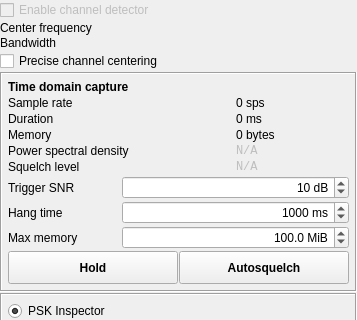
The window that ui/InspectorPanel.ui (BatchDrake/SigDigger) describes before a commit, drawn with Qt 5; both pictures show x 0 to 357 and y 0 to 320 of the 357 by 468 pixel window.
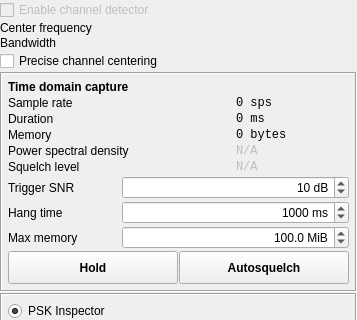
The same window after the commit. Custom widgets are drawn as their Qt base class.

The edit to the form file:
```diff
--- a/ui/InspectorPanel.ui
+++ b/ui/InspectorPanel.ui
@@ -45,8 +45,8 @@
        <rect>
         <x>0</x>
         <y>0</y>
-        <width>357</width>
-        <height>468</height>
+        <width>343</width>
+        <height>504</height>
        </rect>
       </property>
       <layout class="QGridLayout" name="gridLayout_4">
@@ -225,6 +225,11 @@
           </property>
           <item row="2" column="2">
            <widget class="QLabel" name="sampleRateLabel">
+            <property name="font">
+             <font>
+              <family>Monospace</family>
+             </font>
+            </property>
             <property name="text">
              <string>0 sps</string>
             </property>
@@ -232,6 +237,11 @@
           </item>
           <item row="3" column="2">
            <widget class="QLabel" name="durationLabel">
+            <property name="font">
+             <font>
+              <family>Monospace</family>
+             </font>
+            </property>
             <property name="text">
              <string>0 ms</string>
             </property>
@@ -318,6 +328,11 @@
           </item>
           <item row="4" column="2">
            <widget class="QLabel" name="memoryLabel">
+            <property name="font">
+             <font>
+              <family>Monospace</family>
+             </font>
+            </property>
             <property name="text">
              <string>0 bytes</string>
             </property>
```
Left out of the diff: 4 changed lines with no effect on the pictures.
